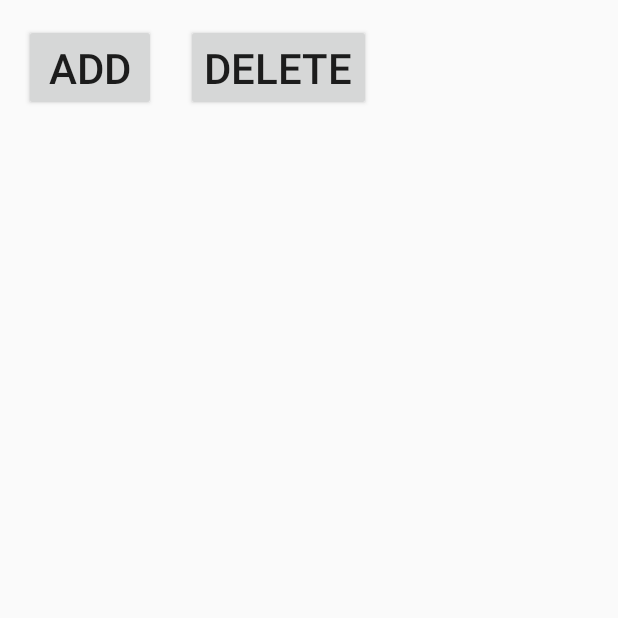
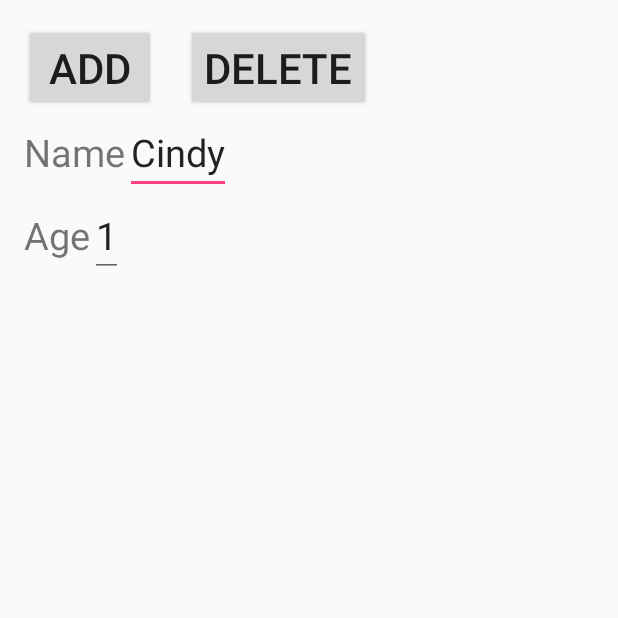
Before and after one commit to Cindy771004/GeoLocation, an Android app: the DatabaseActivity screen opened directly, with no data from a screen before it, on a phone screen of 412 x 824 dp, the top half of it. Run offline under Robolectric (Android 15) with nearby library versions, the phone set to English and light mode, and no system bars.

Commit message:
[SPEC] Adjust Table Schema [Description]     Adjust Table Schema [Author]     Cindy_Chou
[Tester]
    Cindy_Chou

```diff
--- a/app/src/main/java/com/cindy/geolocation/DatabaseActivity.java
+++ b/app/src/main/java/com/cindy/geolocation/DatabaseActivity.java
@@ -7,6 +7,7 @@ import android.util.Log;
 import android.view.View;
 import android.widget.ArrayAdapter;
 import android.widget.Button;
+import android.widget.EditText;
 
 import com.cindy.geolocation.database.Item;
 import com.cindy.geolocation.database.ItemDAO;
@@ -21,6 +22,8 @@ public class DatabaseActivity extends ListActivity {
     private ArrayAdapter<Item> adapter;
     private Button mAddBtn;
     private Button mDeleteBtn;
+    private EditText nameEditText;
+    private EditText ageEditText;
 
     @Override
     protected void onCreate(Bundle savedInstanceState) {
@@ -34,6 +37,9 @@ public class DatabaseActivity extends ListActivity {
 
         mDeleteBtn = (Button) findViewById(R.id.deleteBtn);
         mDeleteBtn.setOnClickListener(deleteBthClicked);
+
+        nameEditText= (EditText) findViewById(R.id.nameEditText);
+        ageEditText=(EditText) findViewById(R.id.ageEditText);
 
         mDatabaseSource= new ItemDAO(mContext);
         mDatabaseSource.open();
@@ -49,8 +55,13 @@ public class DatabaseActivity extends ListActivity {
         public void onClick(View view) {
             Log.d(TAG, "addBthClicked");
 
+            Log.d(TAG, "name: "+ nameEditText.getText().toString());
+            Log.d(TAG, "age: "+ageEditText.getText().toString());
+            String name=  nameEditText.getText().toString();
+            int age=  Integer.parseInt(ageEditText.getText().toString());
+
             // Save the new Item to the database
-            Item item = mDatabaseSource.inserItem(3,3);
+            Item item = mDatabaseSource.inserItem(name,age);
 
             adapter.add(item);
             adapter.notifyDataSetChanged();
@@ -71,4 +82,16 @@ public class DatabaseActivity extends ListActivity {
             }
         }
     };
+
+    @Override
+    protected void onResume() {
+        super.onResume();
+        mDatabaseSource.open();
+    }
+
+    @Override
+    protected void onStop() {
+        super.onStop();
+        mDatabaseSource.close();
+    }
 }
--- a/app/src/main/java/com/cindy/geolocation/database/DBHelper.java
+++ b/app/src/main/java/com/cindy/geolocation/database/DBHelper.java
@@ -19,7 +19,7 @@ public class DBHelper extends SQLiteOpenHelper {
     // 資料庫名稱
     public static final String DATABASE_NAME = "mydata.db";
     // 資料庫版本
-    public static final int VERSION = 1;
+    public static final int VERSION = 2;
     // 資料庫物件
     private static SQLiteDatabase database;
 
--- a/app/src/main/res/layout/activity_database.xml
+++ b/app/src/main/res/layout/activity_database.xml
@@ -1,5 +1,5 @@
 <?xml version="1.0" encoding="utf-8"?>
-<RelativeLayout xmlns:android="http://schemas.android.com/apk/res/android"
+<LinearLayout xmlns:android="http://schemas.android.com/apk/res/android"
     xmlns:tools="http://schemas.android.com/tools"
     android:id="@+id/activity_database2"
     android:layout_width="match_parent"
@@ -8,11 +8,13 @@
     android:paddingLeft="@dimen/activity_horizontal_margin"
     android:paddingRight="@dimen/activity_horizontal_margin"
     android:paddingTop="@dimen/activity_vertical_margin"
-    tools:context="com.cindy.geolocation.DatabaseActivity">
+    tools:context="com.cindy.geolocation.DatabaseActivity"
+    android:orientation="vertical">
 
     <LinearLayout
         android:layout_width="wrap_content"
-        android:layout_height="wrap_content">
+        android:layout_height="wrap_content"
+        android:orientation="horizontal">
 
         <Button
             android:id="@+id/addBtn"
@@ -32,6 +34,46 @@
             android:textSize="28dp"/>
     </LinearLayout>
 
+    <LinearLayout
+        android:layout_width="wrap_content"
+        android:layout_height="wrap_content"
+        android:orientation="horizontal">
+
+        <TextView
+            android:id="@+id/nameTextView"
+            android:layout_width="wrap_content"
+            android:layout_height="wrap_content"
+            android:text="Name"
+            android:textSize="25dp"/>
+        <EditText
+            android:id="@+id/nameEditText"
+            android:layout_alignBottom="@+id/nameTextView"
+            android:layout_toEndOf="@+id/nameTextView"
+            android:layout_width="fill_parent"
+            android:layout_height="wrap_content"
+            android:text="Cindy"
+            android:textSize="25dp"/>
+    </LinearLayout>
+
+    <LinearLayout
+        android:layout_width="wrap_content"
+        android:layout_height="wrap_content">
+        <TextView
+            android:id="@+id/ageTextView"
+            android:layout_width="wrap_content"
+            android:layout_height="wrap_content"
+            android:text="Age"
+            android:textSize="25dp"/>
+        <EditText
+            android:id="@+id/ageEditText"
+            android:layout_width="fill_parent"
+            android:layout_height="wrap_content"
+            android:text="1"
+            android:textSize="25dp"/>
+
+    </LinearLayout>
+
+
     <ListView
         android:id="@android:id/list"
         android:layout_width="match_parent"
@@ -41,4 +83,4 @@
         android:text="@string/DB_list">
     </ListView>
 
-</RelativeLayout>
+</LinearLayout>
```
Also changed, not shown: app/src/main/java/com/cindy/geolocation/database/Item.java (+11 -11 lines), app/src/main/java/com/cindy/geolocation/database/ItemDAO.java (+58 -56 lines).
